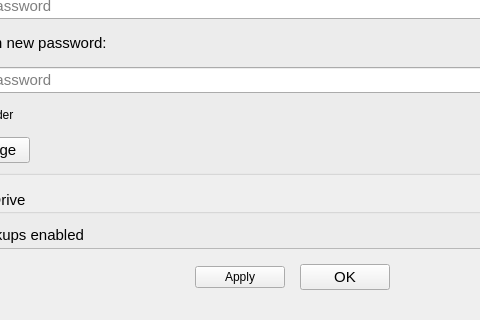
First picture: the form in src/gui/optionsmenu.ui, repository someretical/TheoreticalDiary, before the edit; both pictures show x 108 to 588 and y 280 to 600 of the 800 by 600 pixel window.
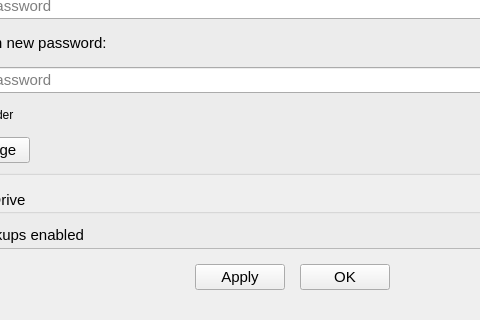
Second picture: the form after the edit. Custom widgets are drawn as their Qt base class.

```diff
--- a/src/gui/optionsmenu.ui
+++ b/src/gui/optionsmenu.ui
@@ -84,6 +84,14 @@
          <height>0</height>
         </size>
        </property>
+       <property name="font">
+        <font>
+         <pointsize>11</pointsize>
+        </font>
+       </property>
+       <property name="cursor">
+        <cursorShape>PointingHandCursor</cursorShape>
+       </property>
        <property name="text">
         <string>Apply</string>
        </property>
```
Left out of the diff: 7 changed lines with no effect on the pictures.
